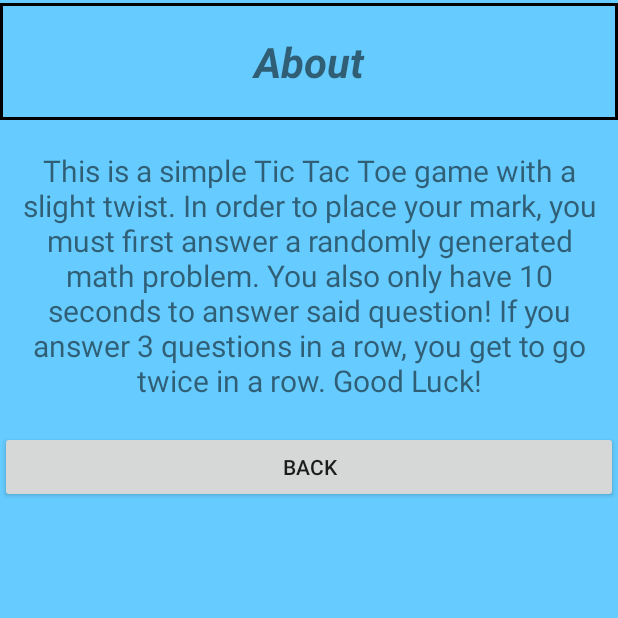
After one commit to jversteg0921/Tic-Tac-Toe_Math, an Android app: the AboutActivity screen opened directly, with no data from a screen before it, on a phone screen of 412 x 824 dp, the top half of it. The commit adds this screen. Run offline under Robolectric (Android 15) with nearby library versions, the phone set to English and light mode, and no system bars.

Commit message:
Added about and menu activities.

```diff
--- /dev/null
+++ b/app/src/main/java/com/verstegenventures/android/tictactoe/AboutActivity.java
@@ -0,0 +1,34 @@
+package com.verstegenventures.android.tictactoe;
+
+import android.app.Activity;
+import android.os.Bundle;
+import android.view.View;
+import android.view.Window;
+import android.widget.Button;
+
+/**
+ * Created by jfv059 on 8/18/2015.
+ */
+public class AboutActivity extends Activity {
+
+    Button backBtn;
+
+    @Override
+    protected void onCreate(Bundle savedInstanceState){
+        super.onCreate(savedInstanceState);
+        this.requestWindowFeature(Window.FEATURE_NO_TITLE);
+        setContentView(R.layout.activity_about);
+
+        backBtn = (Button) findViewById(R.id.backToMenu);
+
+        backBtn.setOnClickListener(new View.OnClickListener() {
+            @Override
+            public void onClick(View v) {
+//                Intent intent = new Intent(AboutActivity.this, MenuActivity.class);
+//                startActivity(intent);
+                finish();
+            }
+        });
+
+    }
+}
--- a/app/src/main/res/drawable/back.xml
+++ b/app/src/main/res/drawable/back.xml
@@ -1,5 +1,5 @@
 <?xml version="1.0" encoding="utf-8"?>
 <shape xmlns:android="http://schemas.android.com/apk/res/android" android:shape="rectangle">
     <solid android:color="#00000000" />
-    <stroke android:width="1dp" android:color="#12384d" />
+    <stroke android:width="2dp" android:color="#000000" />
 </shape>
--- a/app/src/main/res/layout/activity_about.xml
+++ b/app/src/main/res/layout/activity_about.xml
@@ -1,7 +1,37 @@
 <?xml version="1.0" encoding="utf-8"?>
 <LinearLayout xmlns:android="http://schemas.android.com/apk/res/android"
               android:orientation="vertical"
+              android:background="@color/aboutBackgroundBlue"
               android:layout_width="match_parent"
               android:layout_height="match_parent">
+    <TextView
+        android:layout_width="fill_parent"
+        android:layout_height="wrap_content"
+        android:gravity="center"
+        android:layout_gravity="center_horizontal"
+        android:layout_marginTop="2dp"
+        android:padding="20dp"
+        android:text="About"
+        android:background="@drawable/back"
+        android:textStyle="bold|italic"
+        android:textSize="28sp"/>
+    <TextView
+        android:layout_marginTop="20dp"
+        android:layout_width="fill_parent"
+        android:layout_height="wrap_content"
+        android:layout_gravity="center_horizontal"
+        android:paddingLeft="10dp"
+        android:paddingRight="10dp"
+        android:gravity="center"
+        android:text="@string/aboutGame"
+        android:textSize="20sp"
+        />
+    <Button
+        android:layout_marginTop="20dp"
+        android:layout_width="fill_parent"
+        android:layout_height="wrap_content"
+        android:text="Back"
+        android:id="@+id/backToMenu"/>
+
 
 </LinearLayout>
--- a/app/src/main/res/values/colors.xml
+++ b/app/src/main/res/values/colors.xml
@@ -1,4 +1,6 @@
 <?xml version="1.0" encoding="utf-8"?>
 <resources>
     <item name="questionBlue" type="color">#0066ff</item>
+    <item name="menuBackgroundBlue" type="color">#003366</item>
+    <item name="aboutBackgroundBlue" type="color">#66ccff</item>
 </resources>
--- a/app/src/main/res/values/strings.xml
+++ b/app/src/main/res/values/strings.xml
@@ -8,4 +8,6 @@
     <string name="title_activity_splash">SplashActivity</string>
 
     <string name="hello_world">Hello world!</string>
+    <string name="aboutGame">This is a simple Tic Tac Toe game with a slight twist. In order to place your mark, you must first answer a randomly generated math problem.
+        You also only have 10 seconds to answer said question! If you answer 3 questions in a row, you get to go twice in a row. Good Luck!</string>
 </resources>
```
Also changed, not shown: app/src/main/AndroidManifest.xml (+10 -0 lines), app/src/main/java/com/verstegenventures/android/tictactoe/MainActivity.java (+12 -9 lines), app/src/main/java/com/verstegenventures/android/tictactoe/MenuActivity.java (+48 -1 lines), app/src/main/java/com/verstegenventures/android/tictactoe/SplashActivity.java (+4 -6 lines), app/src/main/res/layout/activity_menu.xml (+58 -5 lines).
